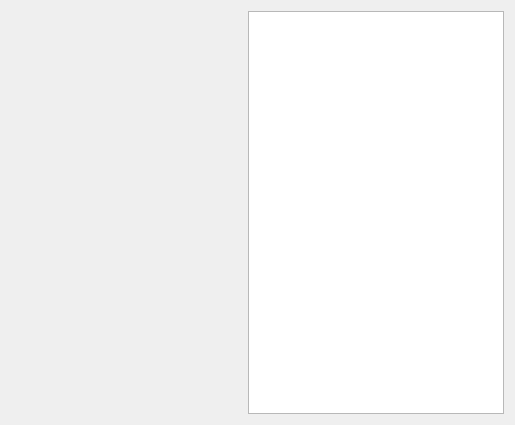
The window that kcontrol/randr/randrconfigbase.ui (mgottschlag/kwin-tiling) describes before a commit, drawn with Qt 5.
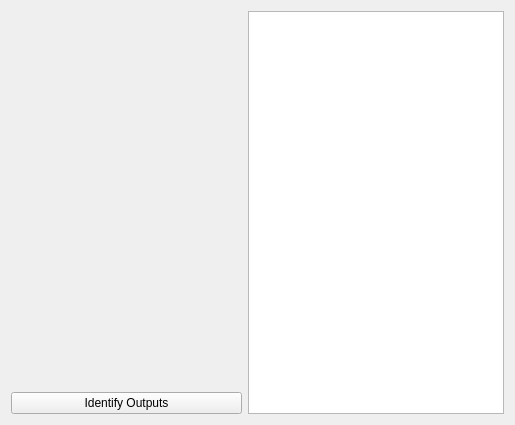
The same window after the commit.

Commit message: Add a button to identify all outputs, the same way like the xinerama module can identify all screens.

```diff
--- a/kcontrol/randr/randrconfigbase.ui
+++ b/kcontrol/randr/randrconfigbase.ui
@@ -12,7 +12,9 @@
   <property name="windowTitle" >
    <string>Display Configuration (X11 Resize, Rotate and Reflect)</string>
   </property>
-  <layout class="QHBoxLayout" >
+  <layout class="QHBoxLayout" name="horizontalLayout" >
+   <item>
+    <layout class="QVBoxLayout" name="verticalLayout" >
    <item>
     <widget class="QWidget" native="1" name="outputList" >
      <property name="sizePolicy" >
@@ -28,6 +30,15 @@
       </size>
      </property>
     </widget>
+     </item>
+     <item>
+      <widget class="QPushButton" name="identifyOutputsButton" >
+       <property name="text" >
+        <string>Identify Outputs</string>
+       </property>
+      </widget>
+     </item>
+    </layout>
    </item>
    <item>
     <widget class="QGraphicsView" name="screenView" />
```
Lines whose indentation alone changed are shown as unchanged. The commit also changes 2 other files.
